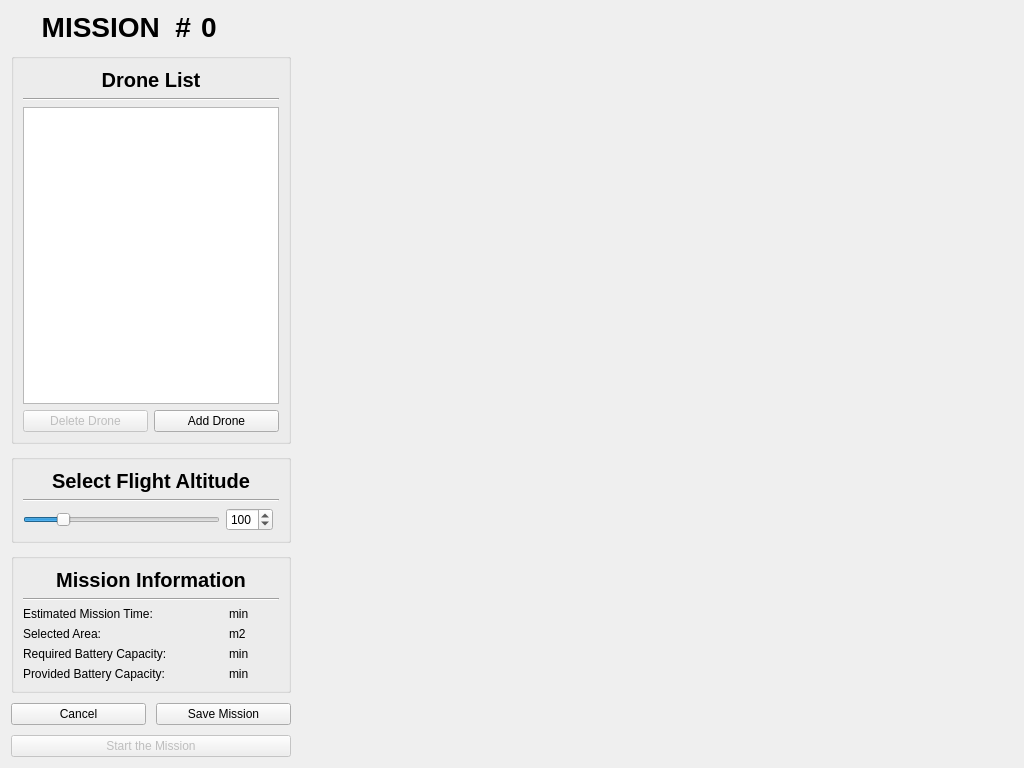
Above: UI/Preflight2/pre2_design.ui from cmpe-DroneLab/GeoFly3D before the change. Below: the same form after it.
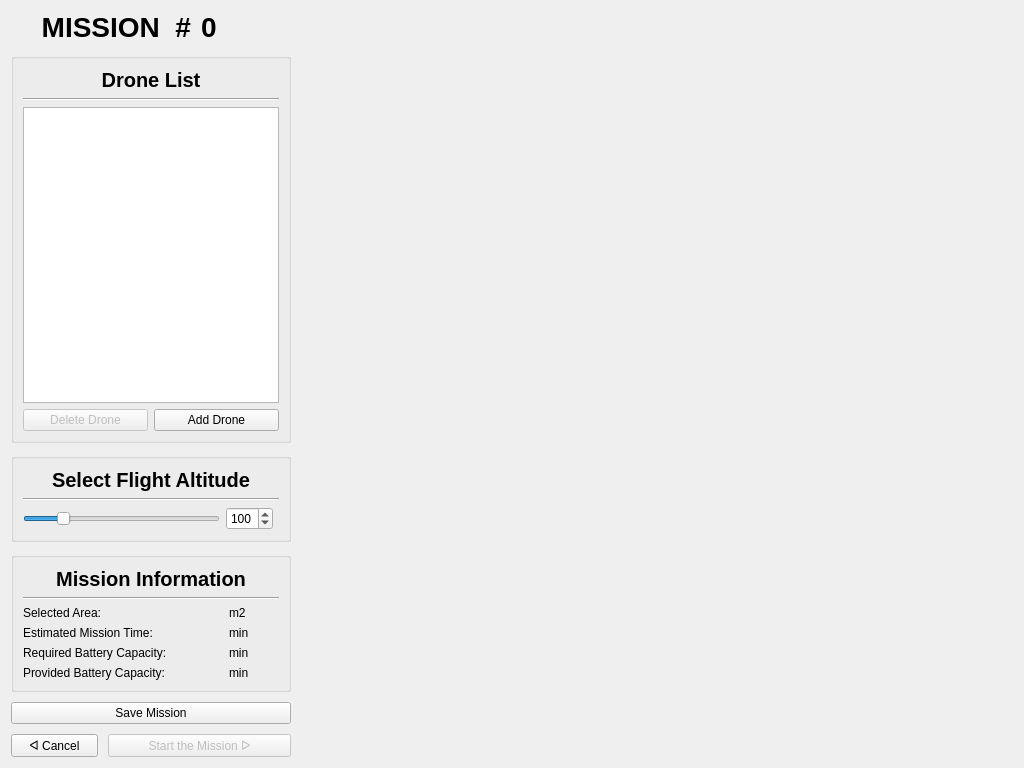
That is the form after the change.

The edit to the form file:
```diff
--- a/UI/Preflight2/pre2_design.ui
+++ b/UI/Preflight2/pre2_design.ui
@@ -15,7 +15,7 @@
   </property>
   <layout class="QHBoxLayout" name="horizontalLayout_2" stretch="0,4">
    <item>
-    <layout class="QVBoxLayout" name="v_lay_left" stretch="0,0,0,0,0,0">
+    <layout class="QVBoxLayout" name="v_lay_left" stretch="0,0,0,0,0">
      <property name="spacing">
       <number>10</number>
      </property>
@@ -172,17 +172,17 @@
         <string/>
        </property>
        <layout class="QGridLayout" name="gridLayout">
-        <item row="5" column="0">
+        <item row="6" column="0">
          <widget class="QLabel" name="batt_required_label">
           <property name="text">
            <string>Required Battery Capacity:</string>
           </property>
          </widget>
         </item>
-        <item row="2" column="0">
-         <widget class="QLabel" name="mission_time_label">
+        <item row="6" column="2">
+         <widget class="QLabel" name="batt_required_unit">
           <property name="text">
-           <string>Estimated Mission Time:</string>
+           <string>min</string>
           </property>
          </widget>
         </item>
@@ -202,10 +202,38 @@
           </property>
          </widget>
         </item>
-        <item row="4" column="0">
-         <widget class="QLabel" name="selected_area_label">
+        <item row="3" column="2">
+         <widget class="QLabel" name="mission_time_unit">
           <property name="text">
-           <string>Selected Area:</string>
+           <string>min</string>
+          </property>
+         </widget>
+        </item>
+        <item row="7" column="1">
+         <widget class="QLabel" name="batt_provided_value">
+          <property name="text">
+           <string/>
+          </property>
+         </widget>
+        </item>
+        <item row="3" column="0">
+         <widget class="QLabel" name="mission_time_label">
+          <property name="text">
+           <string>Estimated Mission Time:</string>
+          </property>
+         </widget>
+        </item>
+        <item row="6" column="1">
+         <widget class="QLabel" name="batt_required_value">
+          <property name="text">
+           <string/>
+          </property>
+         </widget>
+        </item>
+        <item row="7" column="2">
+         <widget class="QLabel" name="batt_provided_unit">
+          <property name="text">
+           <string>min</string>
           </property>
          </widget>
         </item>
@@ -216,82 +244,64 @@
           </property>
          </widget>
         </item>
-        <item row="6" column="0">
+        <item row="3" column="1">
+         <widget class="QLabel" name="mission_time_value">
+          <property name="text">
+           <string/>
+          </property>
+         </widget>
+        </item>
+        <item row="7" column="0">
          <widget class="QLabel" name="batt_provided_label">
           <property name="text">
            <string>Provided Battery Capacity:</string>
           </property>
          </widget>
         </item>
-        <item row="5" column="2">
-         <widget class="QLabel" name="batt_required_unit">
-          <property name="text">
-           <string>min</string>
-          </property>
-         </widget>
-        </item>
-        <item row="6" column="2">
-         <widget class="QLabel" name="batt_provided_unit">
-          <property name="text">
-           <string>min</string>
-          </property>
-         </widget>
-        </item>
         <item row="2" column="2">
-         <widget class="QLabel" name="mission_time_unit">
-          <property name="text">
-           <string>min</string>
-          </property>
-         </widget>
-        </item>
-        <item row="4" column="1">
-         <widget class="QLabel" name="selected_area_value">
-          <property name="text">
-           <string/>
-          </property>
-         </widget>
-        </item>
-        <item row="5" column="1">
-         <widget class="QLabel" name="batt_required_value">
-          <property name="text">
-           <string/>
-          </property>
-         </widget>
-        </item>
-        <item row="6" column="1">
-         <widget class="QLabel" name="batt_provided_value">
-          <property name="text">
-           <string/>
-          </property>
-         </widget>
-        </item>
-        <item row="2" column="1">
-         <widget class="QLabel" name="mission_time_value">
-          <property name="text">
-           <string/>
-          </property>
-         </widget>
-        </item>
-        <item row="4" column="2">
          <widget class="QLabel" name="selected_area_unit">
           <property name="text">
            <string>m2</string>
           </property>
          </widget>
         </item>
+        <item row="2" column="0">
+         <widget class="QLabel" name="selected_area_label">
+          <property name="text">
+           <string>Selected Area:</string>
+          </property>
+         </widget>
+        </item>
+        <item row="2" column="1">
+         <widget class="QLabel" name="selected_area_value">
+          <property name="text">
+           <string/>
+          </property>
+         </widget>
+        </item>
        </layout>
       </widget>
      </item>
      <item>
-      <layout class="QHBoxLayout" name="h_lay_mission_buttons">
-       <item>
+      <layout class="QGridLayout" name="g_lay_mission_buttons">
+       <item row="3" column="0">
         <widget class="QPushButton" name="btn_cancel">
          <property name="text">
-          <string>Cancel</string>
+          <string>ᐊ Cancel</string>
          </property>
         </widget>
        </item>
-       <item>
+       <item row="3" column="1" colspan="2">
+        <widget class="QPushButton" name="btn_start">
+         <property name="enabled">
+          <bool>false</bool>
+         </property>
+         <property name="text">
+          <string>Start the Mission ᐅ</string>
+         </property>
+        </widget>
+       </item>
+       <item row="2" column="0" colspan="3">
         <widget class="QPushButton" name="btn_save">
          <property name="text">
           <string>Save Mission</string>
@@ -300,16 +310,6 @@
        </item>
       </layout>
      </item>
-     <item>
-      <widget class="QPushButton" name="btn_start">
-       <property name="enabled">
-        <bool>false</bool>
-       </property>
-       <property name="text">
-        <string>Start the Mission</string>
-       </property>
-      </widget>
-     </item>
     </layout>
    </item>
    <item>
```
